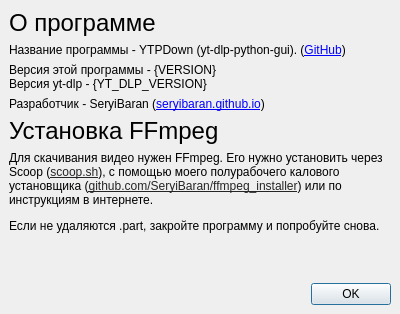
Qt form ui/about.ui (SeryiBaran/yt-dlp-python-gui) before a commit.
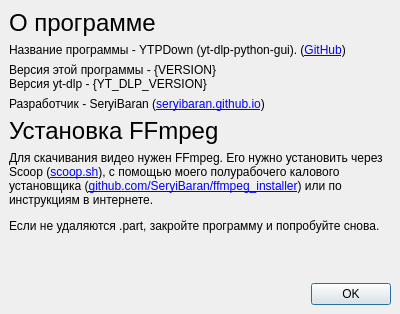
The same form after that commit. Icons and pictures are not drawn.

Commit message: fix: fix about.ui links, bump to 1.3.1

```diff
--- a/ui/about.ui
+++ b/ui/about.ui
@@ -98,7 +98,7 @@
       <item>
        <widget class="QLabel" name="label_5">
         <property name="text">
-         <string>&lt;html&gt;&lt;head/&gt;&lt;body&gt;&lt;p&gt;Для скачивания видео нужен FFmpeg. Его нужно установить через Scoop (&lt;a href=&quot;https://scoop.sh&quot;&gt;&lt;span style=&quot; text-decoration: underline; color:#262524;&quot;&gt;scoop.sh&lt;/span&gt;&lt;/a&gt;), с помощью моего полурабочего калового установщика (&lt;a href=&quot;https://github.com/SeryiBaran/ffmpeg_installer&quot;&gt;&lt;span style=&quot; text-decoration: underline; color:#262524;&quot;&gt;github.com/SeryiBaran/ffmpeg_installer&lt;/span&gt;&lt;/a&gt;) или по инструкциям в интернете.&lt;/p&gt;&lt;p&gt;Если не удаляются .part, закройте программу и попробуйте снова.&lt;/p&gt;&lt;/body&gt;&lt;/html&gt;</string>
+         <string>&lt;html&gt;&lt;head/&gt;&lt;body&gt;&lt;p&gt;Для скачивания видео нужен FFmpeg. Его нужно установить через Scoop (&lt;a href=&quot;https://scoop.sh&quot;&gt;&lt;span&gt;scoop.sh&lt;/span&gt;&lt;/a&gt;), с помощью моего полурабочего калового установщика (&lt;a href=&quot;https://github.com/SeryiBaran/ffmpeg_installer&quot;&gt;&lt;span&gt;github.com/SeryiBaran/ffmpeg_installer&lt;/span&gt;&lt;/a&gt;) или по инструкциям в интернете.&lt;/p&gt;&lt;p&gt;Если не удаляются .part, закройте программу и попробуйте снова.&lt;/p&gt;&lt;/body&gt;&lt;/html&gt;</string>
         </property>
         <property name="wordWrap">
          <bool>true</bool>
```
The commit also changes 7 other files.
